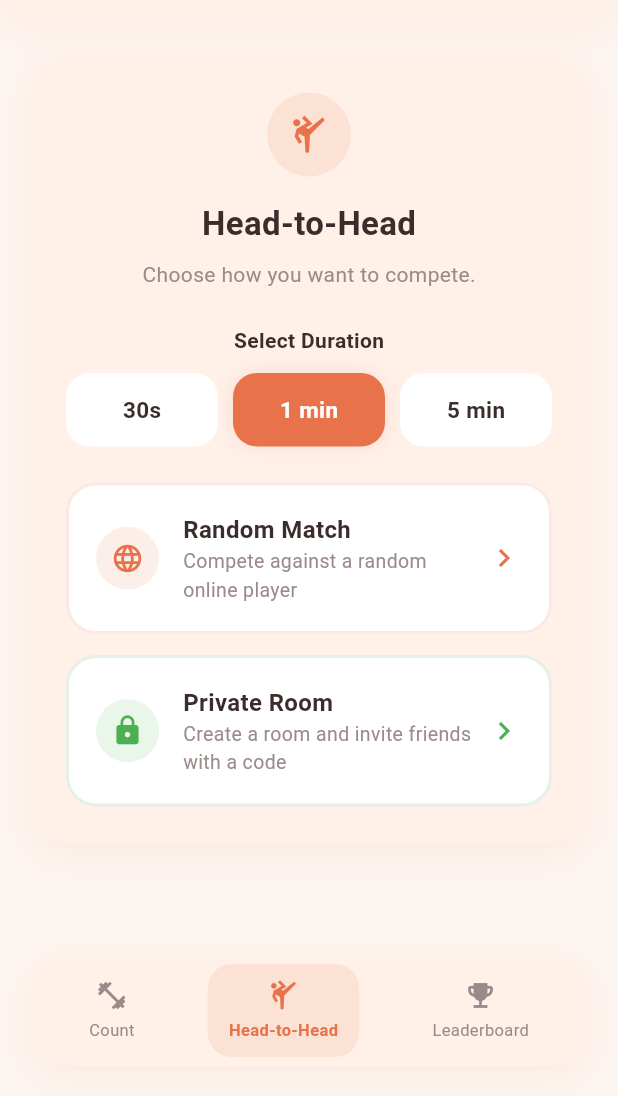
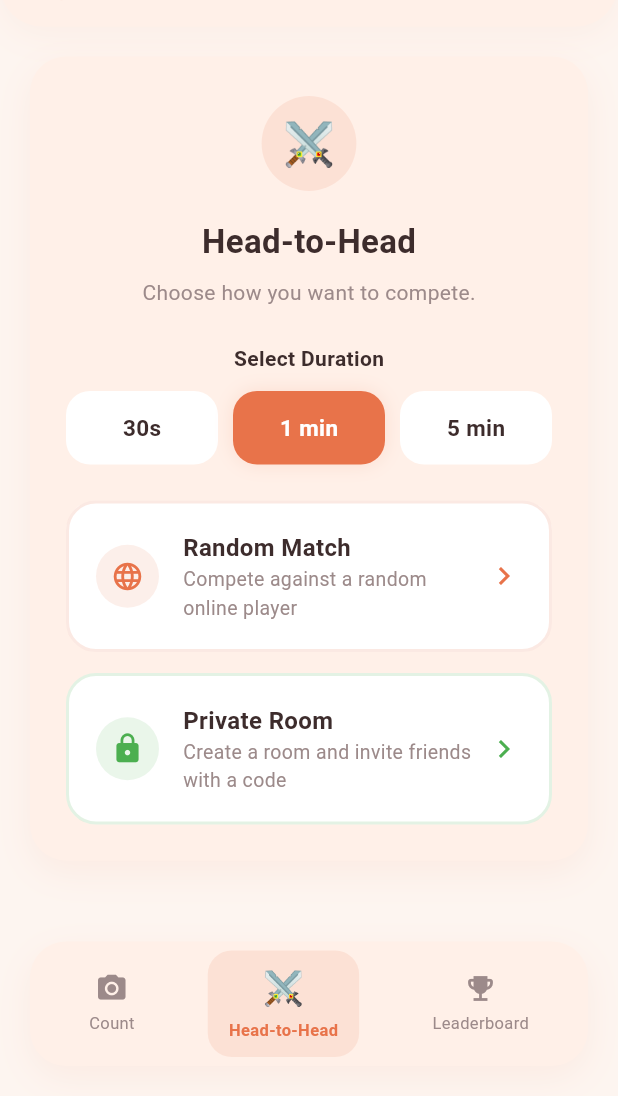
Before and after one commit to Dharmamukunthan/situp-challenge-app, a Flutter app: the DashboardScreen screen opened directly with empty values, item 2 of the bottom bar chosen, on a phone screen of 412 x 824 dp, the part 140-1236 px from its top. Run offline on Flutter 3.47's test engine with Material 3 defaults, Android fonts, the phone set to English and light mode, and no system bars; our stand-ins replace camera, shared_preferences; missing offline and left inert: google_mlkit_pose_detection; accounts and stored records are empty.

Commit message:
Freebuff: Battle tab icon should be with my screenshot like not as...

```diff
--- a/flutter_app/lib/screens/dashboard_screen.dart
+++ b/flutter_app/lib/screens/dashboard_screen.dart
@@ -600,8 +600,8 @@ class _DashboardScreenState extends State<DashboardScreen> {
             child: Row(
               mainAxisAlignment: MainAxisAlignment.spaceAround,
               children: [
-                _buildNavItem(0, Icons.fitness_center, "Count"),
-                _buildNavItem(1, Icons.sports_martial_arts, "Head-to-Head"),
+                _buildNavItem(0, Icons.camera_alt, "Count"),
+                _buildNavItem(1, null, "Head-to-Head", emoji: "⚔️"),
                 _buildNavItem(2, Icons.emoji_events, "Leaderboard"),
               ],
             ),
@@ -622,7 +622,7 @@ class _DashboardScreenState extends State<DashboardScreen> {
     );
   }
 
-  Widget _buildNavItem(int index, IconData icon, String label) {
+  Widget _buildNavItem(int index, IconData? icon, String label, {String? emoji}) {
     final isSelected = _currentIndex == index;
     return GestureDetector(
       onTap: () => setState(() => _currentIndex = index),
@@ -638,11 +638,20 @@ class _DashboardScreenState extends State<DashboardScreen> {
         child: Column(
           mainAxisSize: MainAxisSize.min,
           children: [
-            Icon(
-              icon,
-              color: isSelected ? _accent : _subtext,
-              size: 22,
-            ),
+            if (emoji != null)
+              Text(
+                emoji,
+                style: TextStyle(
+                  fontSize: 22,
+                  color: isSelected ? _accent : _subtext,
+                ),
+              )
+            else if (icon != null)
+              Icon(
+                icon,
+                color: isSelected ? _accent : _subtext,
+                size: 22,
+              ),
             const SizedBox(height: 4),
             Text(
               label,
@@ -719,7 +728,7 @@ class _DashboardScreenState extends State<DashboardScreen> {
                     color: _accent.withAlpha(30),
                     shape: BoxShape.circle,
                   ),
-                  child: Icon(Icons.sports_martial_arts, color: _accent, size: 28),
+                  child: const Text("⚔️", style: TextStyle(fontSize: 28)),
                 ),
                 const SizedBox(height: 16),
                 Text(
```
